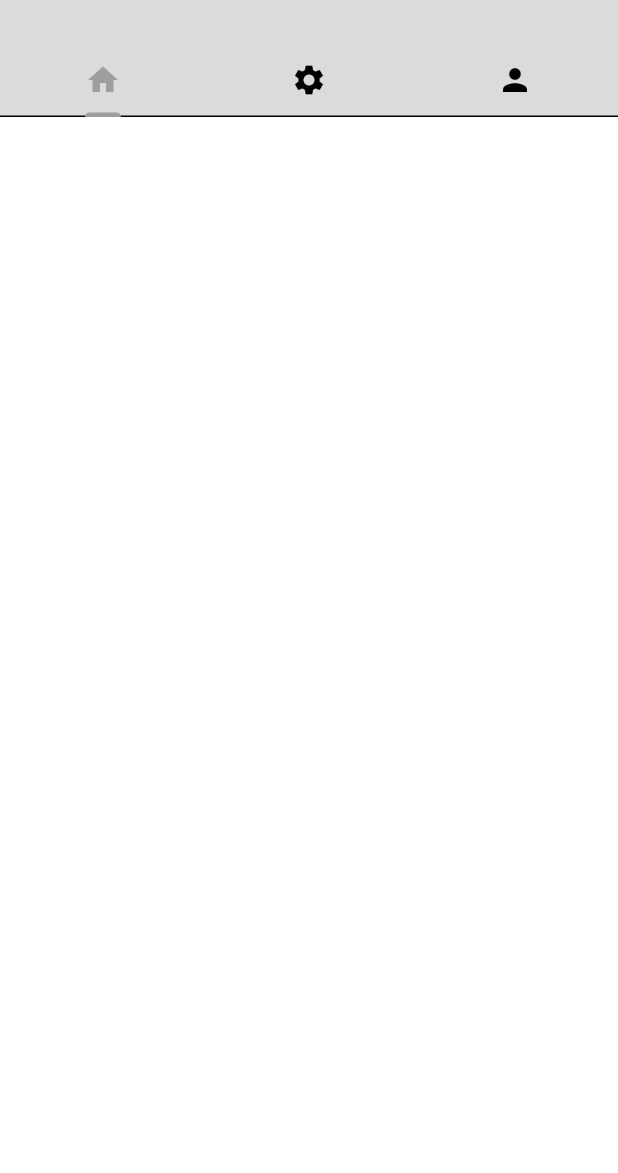
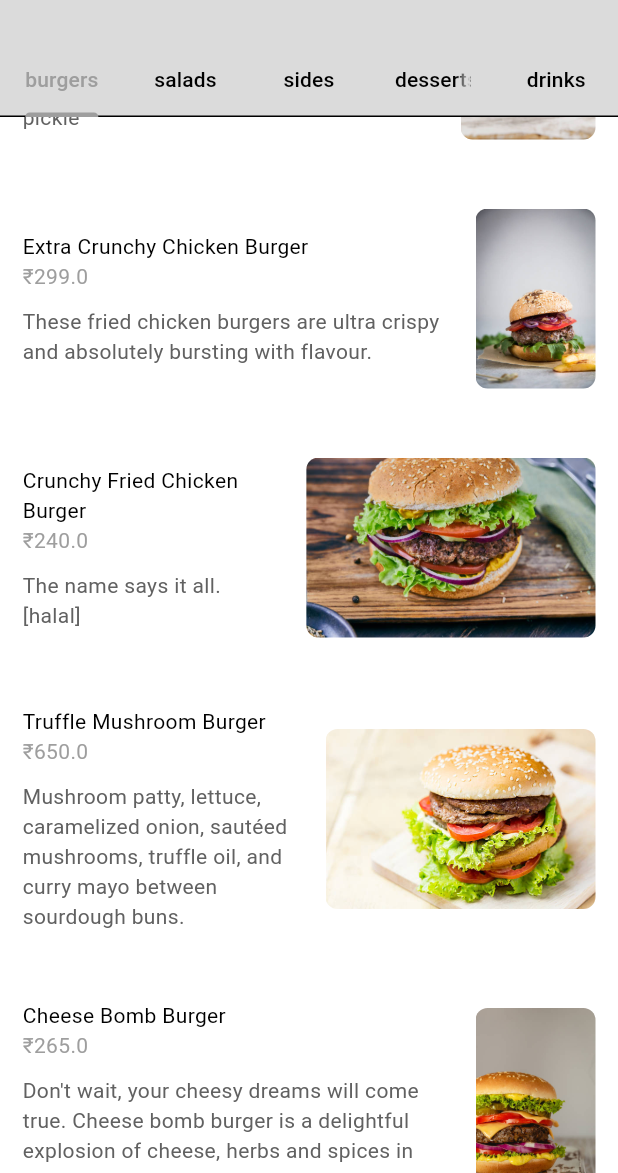
Before and after one commit to ramkrishna0710/Food-Delivary, a Flutter app: the HomePage screen opened directly, scrolled down 410 dp, on a phone screen of 412 x 824 dp, the part 63-1236 px from its top. Run offline on Flutter 3.47's test engine with Material 3 defaults, Android fonts, the phone set to English and light mode, and no system bars.

Commit message:
update home_page UI

```diff
--- /dev/null
+++ b/lib/components/my_food_tile.dart
@@ -0,0 +1,62 @@
+import 'package:flutter/material.dart';
+import 'package:food_app/models/food.dart';
+
+class FoodTile extends StatelessWidget {
+  final Food food;
+  final void Function()? onTap;
+
+  const FoodTile({super.key, required this.food, required this.onTap});
+
+  @override
+  Widget build(BuildContext context) {
+    return Column(
+      children: [
+        GestureDetector(
+          onTap: onTap,
+          child: Padding(
+            padding: const EdgeInsets.all(15.0),
+            child: Row(
+              children: [
+
+                // text food details
+                Expanded(
+                  child: Column(
+                    crossAxisAlignment: CrossAxisAlignment.start,
+                    children: [
+                      Text(food.name),
+                      Text('\₹' + food.price.toString(),
+                        style: TextStyle(
+                          color: Theme.of(context).colorScheme.primary,
+                        ),
+                      ),
+                      const SizedBox(height: 10,),
+                      Text(
+                        food.description,
+                        style: TextStyle(
+                          color: Theme.of(context).colorScheme.inversePrimary
+                        ),
+                      ),
+                    ],
+                  ),
+                ),
+
+                const SizedBox(width: 15,),
+
+                // food image
+                ClipRRect(
+                  borderRadius: BorderRadius.circular(8),
+                  child: Image.asset(food.imagePath, height: 120,)),
+              ],
+            ),
+          ),
+        ),
+
+        Divider(
+          color: Theme.of(context).colorScheme.tertiary,
+          endIndent: 25,
+          indent: 25,
+        )
+      ],
+    );
+  }
+}
--- a/lib/components/my_tab_bar.dart
+++ b/lib/components/my_tab_bar.dart
@@ -1,30 +1,24 @@
 import 'package:flutter/material.dart';
+import 'package:food_app/models/food.dart';
 
 class MyTabBar extends StatelessWidget {
   final TabController tabController;
   const MyTabBar({super.key, required this.tabController});
+
+  List<Tab> _buildCategoryTabs() {
+    return FoodCategory.values.map((category) {
+      return Tab(
+        text: category.toString().split('.').last,
+      );
+    }).toList();
+  }
 
   @override
   Widget build(BuildContext context) {
     return Container(
       child: TabBar(
         controller: tabController,
-        tabs: [
-          // 1st tab
-          Tab(
-              icon: Icon(Icons.home)
-          ),
-
-          //2nd tab
-          Tab(
-            icon: Icon(Icons.settings),
-          ),
-
-          //3rd tab
-          Tab(
-            icon: Icon(Icons.person),
-          )
-        ],
+        tabs: _buildCategoryTabs(),
       ),
     );
   }
--- a/lib/main.dart
+++ b/lib/main.dart
@@ -1,12 +1,18 @@
 import 'package:flutter/material.dart';
 import 'package:food_app/auth/login_or_register.dart';
+import 'package:food_app/models/restaurant.dart';
 import 'package:food_app/themes/theme_provider.dart';
 import 'package:provider/provider.dart';
 
 void main() {
   runApp(
-    ChangeNotifierProvider(
-      create: (context) => ThemeProvider(),
+    MultiProvider(
+      providers: [
+        // theme provider
+        ChangeNotifierProvider(create: (context) => ThemeProvider()),
+        // restaurant provider
+        ChangeNotifierProvider(create: (context) => Restaurant()),
+      ],
       child: const MyApp(),
     ),
   );
--- a/lib/models/restaurant.dart
+++ b/lib/models/restaurant.dart
@@ -1,21 +1,340 @@
+import 'package:flutter/cupertino.dart';
 import 'package:food_app/models/food.dart';
 
-class Restaurant {
+class Restaurant extends ChangeNotifier {
 
   // list of food menu
-  final List<Food> menu = [
+  final List<Food> _menu = [
     // burgers
     Food(
         name: "Classic Cheeseburger",
         description: "A juicy chicken patty with melted cheddar, lettuce, tomato, and a hint of onion and pickle",
         imagePath: "lib/images/burgers/burgers_one.jpg",
-        price: 0.99,
+        price: 199,
         category: FoodCategory.burgers,
         availableAddons: [
-          Addon(name: "Extra cheese", price: 0.99),
-          Addon(name: "Bacon", price: 1.99),
-          Addon(name: "Avocado", price: 2.99),
+          Addon(name: "Extra cheese", price: 199),
+          Addon(name: "Bacon", price: 299),
+          Addon(name: "Avocado", price: 399),
         ],
     ),
+    Food(
+        name: "Extra Crunchy Chicken Burger",
+        description: "These fried chicken burgers are ultra crispy and absolutely bursting with flavour.",
+        imagePath: "lib/images/burgers/burgers_two.jpg",
+        price: 299,
+        category: FoodCategory.burgers,
+        availableAddons: [
+          Addon(name: "Extra cheese", price: 299),
+          Addon(name: "Bacon", price: 399),
+          Addon(name: "Avocado", price: 459),
+        ],
+    ),
+    Food(
+        name: "Crunchy Fried Chicken Burger",
+        description: "The name says it all. [halal]",
+        imagePath: "lib/images/burgers/burgers_three.jpg",
+        price: 240,
+        category: FoodCategory.burgers,
+        availableAddons: [
+          Addon(name: "Extra cheese", price: 240),
+          Addon(name: "Bacon", price: 299),
+          Addon(name: "Avocado", price: 359),
+        ],
+    ),
+    Food(
+        name: "Truffle Mushroom Burger",
+        description: "Mushroom patty, lettuce, caramelized onion, sautéed mushrooms, truffle oil, and curry mayo between sourdough buns.",
+        imagePath: "lib/images/burgers/burgers_four.jpg",
+        price: 650,
+        category: FoodCategory.burgers,
+        availableAddons: [
+          Addon(name: "Extra cheese", price: 699),
+          Addon(name: "Bacon", price: 799),
+          Addon(name: "Avocado", price: 859),
+        ],
+    ),
+    Food(
+        name: "Cheese Bomb Burger",
+        description: "Don't wait, your cheesy dreams will come true. Cheese bomb burger is a delightful explosion of cheese, herbs and spices in your mouth.",
+        imagePath: "lib/images/burgers/burgers_five.jpg",
+        price: 265,
+        category: FoodCategory.burgers,
+        availableAddons: [
+          Addon(name: "Extra cheese", price: 265),
+          Addon(name: "Bacon", price: 299),
+          Addon(name: "Avocado", price: 359),
+        ],
+    ),
+
+    // desserts
+    Food(
+        name: "Monte carlo dessert jar",
+        description: "Layers of rich chocolate cake, gooey caramel, decadent vanilla ice cream, and chocolate chips, all topped with crushed butterscotch cookies for an irresistible crunch",
+        imagePath: "lib/images/desserts/desserts_one.jpg",
+        price: 329,
+        category: FoodCategory.desserts,
+        availableAddons: [
+          Addon(name: "Extra sweet", price: 199),
+          Addon(name: "Bacon", price: 299),
+          Addon(name: "Avocado", price: 399),
+        ],
+    ),
+    Food(
+      name: "Pineapple Dessert Mini Jar Cake",
+      description: "You'll drool over the wonderful pine apple jar cake that fills the cheerfully prepared cake.",
+      imagePath: "lib/images/desserts/desserts_two.jpg",
+      price: 119,
+      category: FoodCategory.desserts,
+      availableAddons: [
+        Addon(name: "Extra sweet", price: 199),
+        Addon(name: "Bacon", price: 259),
+        Addon(name: "Avocado", price: 359),
+      ],
+    ),
+    Food(
+      name: "Chutney Of The Day",
+      description: "A Bengali Sweet Palate Cleanser",
+      imagePath: "lib/images/desserts/desserts_three.jpg",
+      price: 90,
+      category: FoodCategory.desserts,
+      availableAddons: [
+        Addon(name: "Extra sweet", price: 99),
+        Addon(name: "Bacon", price: 129),
+        Addon(name: "Avocado", price: 179),
+      ],
+    ),
+    Food(
+      name: "Gulab Jamun Vanilla Dessert Jar Cake",
+      description: "Divine dessert creation crafted with layers of decadent vanilla sponge cake infused with rich flavors of traditional gulab jamun.",
+      imagePath: "lib/images/desserts/desserts_four.jpg",
+      price: 189,
+      category: FoodCategory.desserts,
+      availableAddons: [
+        Addon(name: "Extra sweet", price: 199),
+        Addon(name: "Bacon", price: 299),
+        Addon(name: "Avocado", price: 399),
+      ],
+    ),
+    Food(
+      name: "Chocolate Cupcake With Chocolate Frosting",
+      description: "A decadent and moist chocolate cupcake with a rich and velvety chocolate frosting.",
+      imagePath: "lib/images/desserts/desserts_five.jpg",
+      price: 299,
+      category: FoodCategory.desserts,
+      availableAddons: [
+        Addon(name: "Extra sweet", price: 299),
+        Addon(name: "Bacon", price: 359),
+        Addon(name: "Avocado", price: 399),
+      ],
+    ),
+
+    // drinks
+    Food(
+      name: "Cold Coffee",
+      description: "A decadent and moist chocolate cupcake with a rich and velvety chocolate frosting.",
+      imagePath: "lib/images/drinks/drinks_one.jpg",
+      price: 299,
+      category: FoodCategory.drinks,
+      availableAddons: [
+        Addon(name: "Extra 250", price: 299),
+        Addon(name: "Bacon", price: 359),
+        Addon(name: "Avocado", price: 399),
+      ],
+    ),
+    Food(
+      name: "Coca cola",
+      description: "A decadent and moist chocolate cupcake with a rich and velvety chocolate frosting.",
+      imagePath: "lib/images/drinks/drinks_two.jpg",
+      price: 299,
+      category: FoodCategory.drinks,
+      availableAddons: [
+        Addon(name: "Extra 250", price: 299),
+        Addon(name: "Bacon", price: 359),
+        Addon(name: "Avocado", price: 399),
+      ],
+    ),
+    Food(
+      name: "Thums up",
+      description: "Really Chilled.",
+      imagePath: "lib/images/drinks/drinks_three.jpg",
+      price: 299,
+      category: FoodCategory.drinks,
+      availableAddons: [
+        Addon(name: "Extra 250", price: 299),
+        Addon(name: "Bacon", price: 359),
+        Addon(name: "Avocado", price: 399),
+      ],
+    ),
+    Food(
+      name: "Cold Coffee",
+      description: "A decadent and moist chocolate cupcake with a rich and velvety chocolate frosting.",
+      imagePath: "lib/images/drinks/drinks_four.jpg",
+      price: 299,
+      category: FoodCategory.drinks,
+      availableAddons: [
+        Addon(name: "Extra 250", price: 299),
+        Addon(name: "Bacon", price: 359),
+        Addon(name: "Avocado", price: 399),
+      ],
+    ),
+    Food(
+      name: "Soft drinks (sodas)",
+      description: "Refreshing and fizzy, this thirst-quenching beverage is the perfect accompaniment to any meal or occasion.",
+      imagePath: "lib/images/drinks/drinks_five.jpg",
+      price: 299,
+      category: FoodCategory.drinks,
+      availableAddons: [
+        Addon(name: "Extra 250", price: 299),
+        Addon(name: "Extra Soda", price: 359),
+        Addon(name: "Chips", price: 399),
+      ],
+    ),
+
+    // salads
+    Food(
+      name: "Green Salad",
+      description: "Sliced Onion, Cucumber, Tomatoes and Green Chillies.",
+      imagePath: "lib/images/salads/salads_one.jpg",
+      price: 299,
+      category: FoodCategory.salads,
+      availableAddons: [
+        Addon(name: "Extra Onion", price: 299),
+        Addon(name: "Extra tomato", price: 359),
+        Addon(name: "Cucumber", price: 399),
+      ],
+    ),
+    Food(
+      name: "Chicken ceaser salad",
+      description: "Our restaurant special item. Made with extra love just for you.",
+      imagePath: "lib/images/salads/salads_two.jpg",
+      price: 299,
+      category: FoodCategory.salads,
+      availableAddons: [
+        Addon(name: "Extra Onion", price: 299),
+        Addon(name: "Extra tomato", price: 359),
+        Addon(name: "Cucumber", price: 399),
+      ],
+    ),
+    Food(
+      name: "Chicken Salad",
+      description: "Juicy grilled chicken 150gms assorted in chipotle, mint mayo and thousand island dressing, seasonal veggies.",
+      imagePath: "lib/images/salads/salads_three.jpg",
+      price: 299,
+      category: FoodCategory.salads,
+      availableAddons: [
+        Addon(name: "Extra Onion", price: 299),
+        Addon(name: "Extra tomato", price: 359),
+        Addon(name: "Cucumber", price: 399),
+      ],
+    ),
+    Food(
+      name: "Smoked Chicken Strips Salad",
+      description: "Classic preparation of succulent smoked chicken strips, along with your favourite veggies and sauces.",
+      imagePath: "lib/images/salads/salads_four.jpg",
+      price: 299,
+      category: FoodCategory.salads,
+      availableAddons: [
+        Addon(name: "Extra Onion", price: 299),
+        Addon(name: "Extra tomato", price: 359),
+        Addon(name: "Cucumber", price: 399),
+      ],
+    ),
+    Food(
+      name: "Chicken Teriyaki Salad",
+      description: "Enjoy our teriyaki flavours in a salad. Chicken strips glazed with teriyaki sauce, served with a generous pile of veggies and topped with sweet onion sauce.",
+      imagePath: "lib/images/salads/salads_five.jpg",
+      price: 299,
+      category: FoodCategory.salads,
+      availableAddons: [
+        Addon(name: "Extra Onion", price: 299),
+        Addon(name: "Extra tomato", price: 359),
+        Addon(name: "Cucumber", price: 399),
+      ],
+    ),
+
+    // sides
+    Food(
+      name: "Condiments Box",
+      description: "Complete your home dining experience with our mirchi achaar, pink vinegar onions, mint chutney & chur chur papad.",
+      imagePath: "lib/images/sides/sides_one.jpg",
+      price: 55,
+      category: FoodCategory.sides,
+      availableAddons: [
+        Addon(name: "Extra Pickle", price: 99),
+        Addon(name: "Extra papad", price: 129),
+        Addon(name: "Pink vinegar onions", price: 399),
+      ],
+    ),
+    Food(
+      name: "Chicken Chilli Gravy",
+      description: "Gravy With Batter Coated Deep Fried Chicken Cubes Coated With An Assortment Of House Special Sauces.",
+      imagePath: "lib/images/sides/sides_two.jpg",
+      price: 155,
+      category: FoodCategory.sides,
+      availableAddons: [
+        Addon(name: "Extra Pickle", price: 199),
+        Addon(name: "Extra papad", price: 229),
+        Addon(name: "Pink vinegar onions", price: 369),
+      ],
+    ),
+    Food(
+      name: "Regular Fries",
+      description: "Crispy, crunchy, thick, crinkle cut fries available in 5 unique desi flavours!.",
+      imagePath: "lib/images/sides/sides_three.jpg",
+      price: 89,
+      category: FoodCategory.sides,
+      availableAddons: [
+        Addon(name: "Extra Pickle", price: 99),
+        Addon(name: "Extra papad", price: 129),
+        Addon(name: "Pink vinegar onions", price: 399),
+      ],
+    ),
+    Food(
+      name: "Seasoned Fries",
+      description: "Our signature fries topped with Mexican seasoning. It's the king of fries.",
+      imagePath: "lib/images/sides/sides_four.jpg",
+      price: 125,
+      category: FoodCategory.sides,
+      availableAddons: [
+        Addon(name: "Extra Pickle", price: 125),
+        Addon(name: "Extra papad", price: 129),
+        Addon(name: "Pink vinegar onions", price: 399),
+      ],
+    ),
+    Food(
+      name: "French Fries - Medium",
+      description: " Medium size Fries.",
+      imagePath: "lib/images/sides/sides_five.jpg",
+      price: 99,
+      category: FoodCategory.sides,
+      availableAddons: [
+        Addon(name: "Extra Pickle", price: 99),
+        Addon(name: "Extra papad", price: 129),
+        Addon(name: "Pink vinegar onions", price: 399),
+      ],
+    ),
   ];
+
+  /*
+    G E T T E R S
+   */
+  List<Food> get menu => _menu;
+
+  /*
+    O P E R A T I O N S
+   */
+
+  // ADD TO CART
+
+  // REMOVE FROM CART
+  // GET TOTAL PRICE OF CART
+  // GET TOTAL NUMBER OF ITEMS IN CART
+  // CLEAR CART
+
+  /*
+    H E L P E R S
+   */
+
+  //
 }
--- a/lib/pages/home_page.dart
+++ b/lib/pages/home_page.dart
@@ -2,8 +2,12 @@ import 'package:flutter/material.dart';
 import 'package:food_app/components/my_current_location.dart';
 import 'package:food_app/components/my_descriptionbox.dart';
 import 'package:food_app/components/my_drawer.dart';
+import 'package:food_app/components/my_food_tile.dart';
 import 'package:food_app/components/my_silver_app_bar.dart';
 import 'package:food_app/components/my_tab_bar.dart';
+import 'package:food_app/models/food.dart';
+import 'package:food_app/models/restaurant.dart';
+import 'package:provider/provider.dart';
 
 class HomePage extends StatefulWidget {
   const HomePage({super.key});
@@ -20,13 +24,39 @@ class _HomePageState extends State<HomePage> with SingleTickerProviderStateMixin
   @override
   void initState() {
     super.initState();
-    _tabController = TabController(length: 3, vsync: this);
+    _tabController = TabController(length: FoodCategory.values.length, vsync: this);
   }
 
   @override
   void dispose() {
     _tabController.dispose();
     super.dispose();
+  }
+
+  // sort out and return a list of food items that belong to a specific category
+  List<Food> _filterMenuByCategory(FoodCategory category, List<Food> fullMenu) {
+    return fullMenu.where((food) => food.category == category).toList();
+  }
+
+  // return list of foods in given category
+  List<Widget> getFoodInThisCategory(List<Food> fullMenu) {
+    return FoodCategory.values.map((category) {
+
+      // get category menu
+      List<Food> categoryMenu = _filterMenuByCategory(category, fullMenu);
+
+      return ListView.builder(
+        itemCount: categoryMenu.length,
+        physics: const NeverScrollableScrollPhysics(),
+        padding: EdgeInsets.zero,
+        itemBuilder: (context, index) {
+          final food = categoryMenu[index];
+
+          // return food tile UI
+          return FoodTile(food: food, onTap: () {});
+        },
+      );
+    }).toList();
   }
 
   @override
@@ -57,24 +87,11 @@ class _HomePageState extends State<HomePage> with SingleTickerProviderStateMixin
             ),
           )
         ],
-        body: TabBarView(
-          controller: _tabController,
-          children: [
-            ListView.builder(
-              itemCount: 5,
-              itemBuilder: (context, index) => Text("first tab"),
-            ),
-
-            ListView.builder(
-              itemCount: 5,
-              itemBuilder: (context, index) => Text("second tab"),
-            ),
-
-            ListView.builder(
-              itemCount: 5,
-              itemBuilder: (context, index) => Text("third tab"),
-            ),
-          ],
+        body: Consumer<Restaurant> (
+          builder: (context, restuarent, child) => TabBarView(
+            controller: _tabController,
+            children: getFoodInThisCategory(restuarent.menu),
+          ),
         )
       ),
     );
```
Also changed, not shown: pubspec.yaml (+5 -5 lines).
